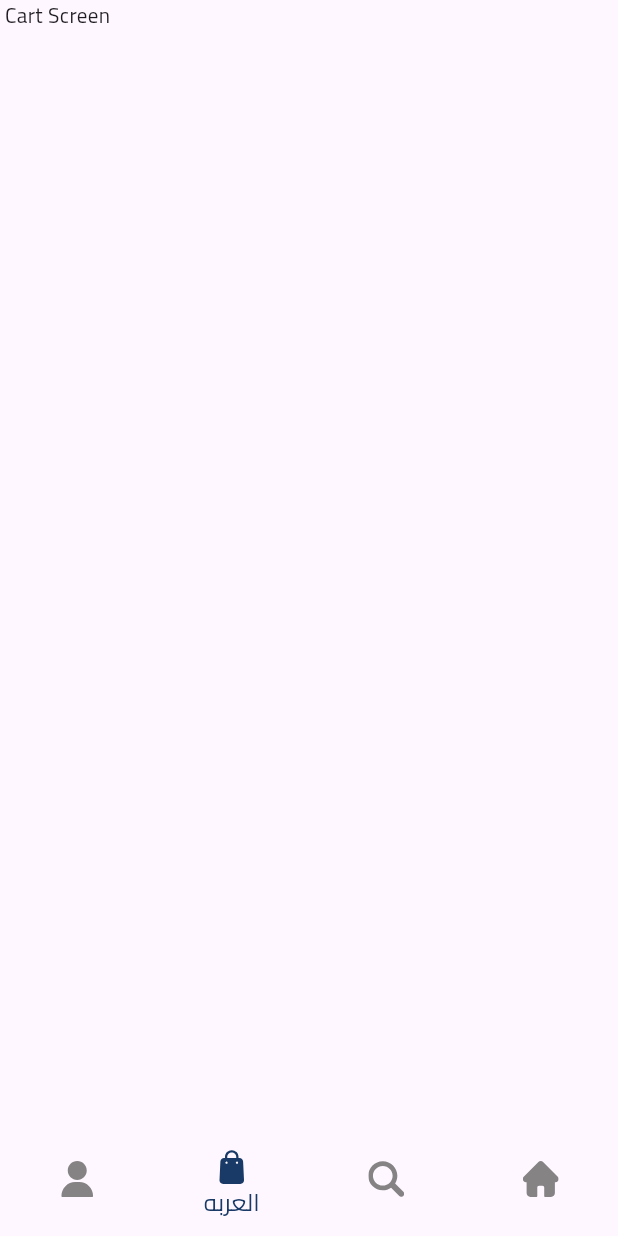
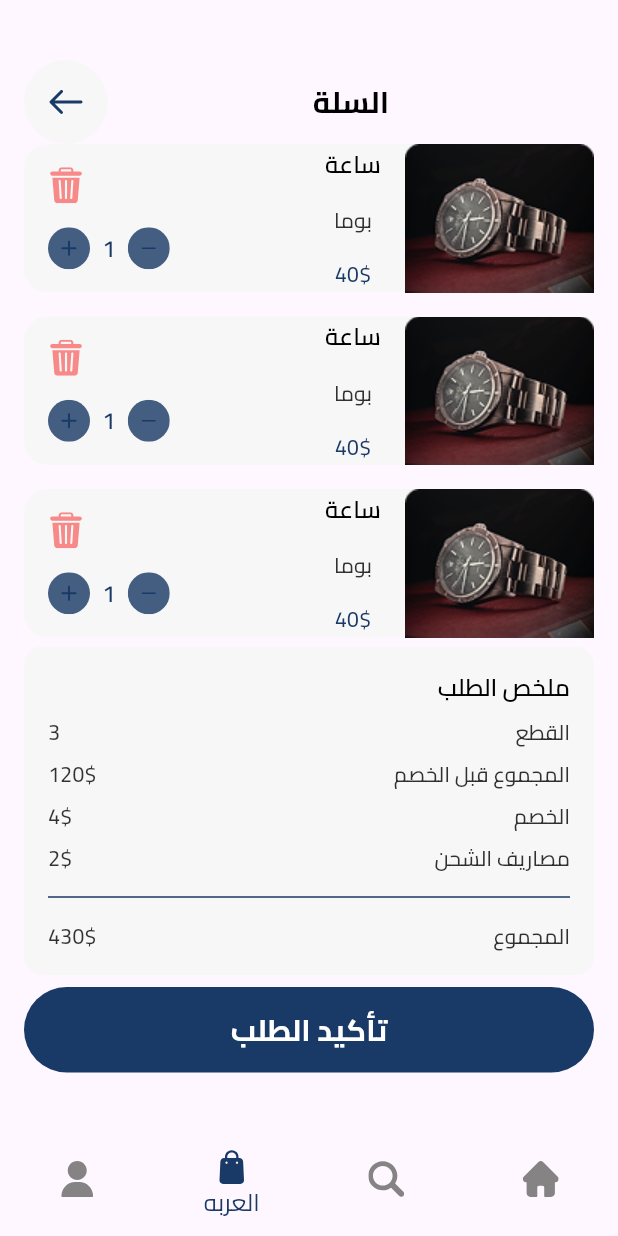
Before and after one commit to Kareemm0/two_be, a Flutter app: the BottomNavBarScreen screen opened by its route, item 3 of the bottom bar chosen, on a phone screen of 412 x 824 dp. Run offline on Flutter 3.47's test engine with Material 3 defaults, Android fonts, the light colour scheme and no system bars; our stand-ins replace dotted_border, equatable, flutter_bloc, flutter_svg, go_router.

Commit message:
cart_screen

```diff
--- a/lib/Features/cart/presentation/views/cart_screen.dart
+++ b/lib/Features/cart/presentation/views/cart_screen.dart
@@ -1,4 +1,11 @@
 import 'package:flutter/material.dart';
+import 'package:two_be/Features/categories/presentation/widget/custom_header_and_icon.dart';
+import 'package:two_be/core/utils/app_images.dart';
+import 'package:two_be/core/widgets/custom_app_text.dart';
+import '../../../../core/utils/app_colors.dart';
+import '../../../../core/utils/app_sizes.dart';
+import '../../../../core/utils/app_text_style.dart';
+import '../widget/custom_delete_and_plus_and_minus.dart';
 
 class CartScreen extends StatelessWidget {
   const CartScreen({super.key});
@@ -6,7 +13,109 @@ class CartScreen extends StatelessWidget {
   @override
   Widget build(BuildContext context) {
     return Scaffold(
-      body: Text("Cart Screen "),
-    );
+        body: Padding(
+      padding: const EdgeInsets.symmetric(horizontal: 16, vertical: 40),
+      child: Column(
+        children: [
+          CustomHeaderAndIcon(title: "السلة"),
+          Expanded(
+            child: ListView.separated(
+                itemBuilder: (context, index) => Container(
+                    padding: EdgeInsets.only(left: 16),
+                    decoration: BoxDecoration(
+                      color: AppColors.geryF,
+                      borderRadius: BorderRadius.circular(16),
+                    ),
+                    child: Row(
+                      mainAxisAlignment: MainAxisAlignment.spaceBetween,
+                      children: [
+                        Row(
+                          spacing: 16,
+                          children: [
+                            Image.asset(AppImages.watch),
+                            Column(
+                              spacing: 16,
+                              children: [
+                                Text("ساعة", style: AppTextStyle.style16),
+                                Text("بوما", style: AppTextStyle.style14),
+                                Text(
+                                  "40\$",
+                                  style: AppTextStyle.style14
+                                      .copyWith(color: AppColors.primaryColor),
+                                ),
+                              ],
+                            ),
+                          ],
+                        ),
+                        CustomDeleteAndPlusAndMinus(),
+                      ],
+                    )),
+                separatorBuilder: (context, index) => height(16),
+                itemCount: 3),
+          ),
+          Container(
+            padding: EdgeInsets.all(16),
+            decoration: BoxDecoration(
+              color: AppColors.geryF,
+              borderRadius: BorderRadius.circular(12),
+            ),
+            child: Column(
+              spacing: 8,
+              crossAxisAlignment: CrossAxisAlignment.start,
+              children: [
+                Text(
+                  "ملخص الطلب",
+                  style: AppTextStyle.style16,
+                ),
+                Row(
+                  mainAxisAlignment: MainAxisAlignment.spaceBetween,
+                  children: [
+                    Text("القطع", style: AppTextStyle.style14),
+                    Text("3", style: AppTextStyle.style14),
+                  ],
+                ),
+                Row(
+                  mainAxisAlignment: MainAxisAlignment.spaceBetween,
+                  children: [
+                    Text("المجموع قبل الخصم", style: AppTextStyle.style14),
+                    Text("120\$", style: AppTextStyle.style14),
+                  ],
+                ),
+                Row(
+                  mainAxisAlignment: MainAxisAlignment.spaceBetween,
+                  children: [
+                    Text("الخصم", style: AppTextStyle.style14),
+                    Text("4\$", style: AppTextStyle.style14),
+                  ],
+                ),
+                Row(
+                  mainAxisAlignment: MainAxisAlignment.spaceBetween,
+                  children: [
+                    Text("مصاريف الشحن", style: AppTextStyle.style14),
+                    Text("2\$", style: AppTextStyle.style14),
+                  ],
+                ),
+                Divider(
+                  color: AppColors.primaryColor,
+                ),
+                Row(
+                  mainAxisAlignment: MainAxisAlignment.spaceBetween,
+                  children: [
+                    Text("المجموع", style: AppTextStyle.style14),
+                    Text("430\$", style: AppTextStyle.style14),
+                  ],
+                ),
+              ],
+            ),
+          ),
+          height(8),
+          CustomAppButton(
+            text: "تأكيد الطلب",
+            onPressed: () {},
+            radius: 30,
+          ),
+        ],
+      ),
+    ));
   }
 }
--- /dev/null
+++ b/lib/Features/cart/presentation/widget/custom_delete_and_plus_and_minus.dart
@@ -0,0 +1,45 @@
+import 'package:flutter/material.dart';
+import 'package:flutter_svg/svg.dart';
+
+import '../../../../core/utils/app_colors.dart';
+import '../../../../core/utils/app_images.dart';
+import '../../../../core/utils/app_text_style.dart';
+
+class CustomDeleteAndPlusAndMinus extends StatelessWidget {
+  const CustomDeleteAndPlusAndMinus({super.key});
+
+  @override
+  Widget build(BuildContext context) {
+    return Column(
+      crossAxisAlignment: CrossAxisAlignment.end,
+      spacing: 16,
+      children: [
+        SvgPicture.asset(AppImages.delete),
+        Row(
+          spacing: 8,
+          children: [
+            SvgPicture.asset(
+              AppImages.minus,
+              colorFilter: ColorFilter.mode(
+                AppColors.primaryColor,
+                BlendMode.srcIn,
+              ),
+            ),
+            Text(
+              "1",
+              style:
+                  AppTextStyle.style16.copyWith(color: AppColors.primaryColor),
+            ),
+            SvgPicture.asset(
+              AppImages.plus,
+              colorFilter: ColorFilter.mode(
+                AppColors.primaryColor,
+                BlendMode.srcIn,
+              ),
+            ),
+          ],
+        )
+      ],
+    );
+  }
+}
--- a/lib/core/utils/app_images.dart
+++ b/lib/core/utils/app_images.dart
@@ -22,4 +22,7 @@ class AppImages {
   static const String arrow = '${_vectos}arrow.svg';
   static const String add = '${_vectos}add.svg';
   static const String star = '${_vectos}star.svg';
+  static const String delete = '${_vectos}delete.svg';
+  static const String minus = '${_vectos}minus.svg';
+  static const String plus = '${_vectos}plus.svg';
 }
```
Also changed, not shown: assets/vectors/delete.svg (added), assets/vectors/minus.svg (added), assets/vectors/plus.svg (added).
